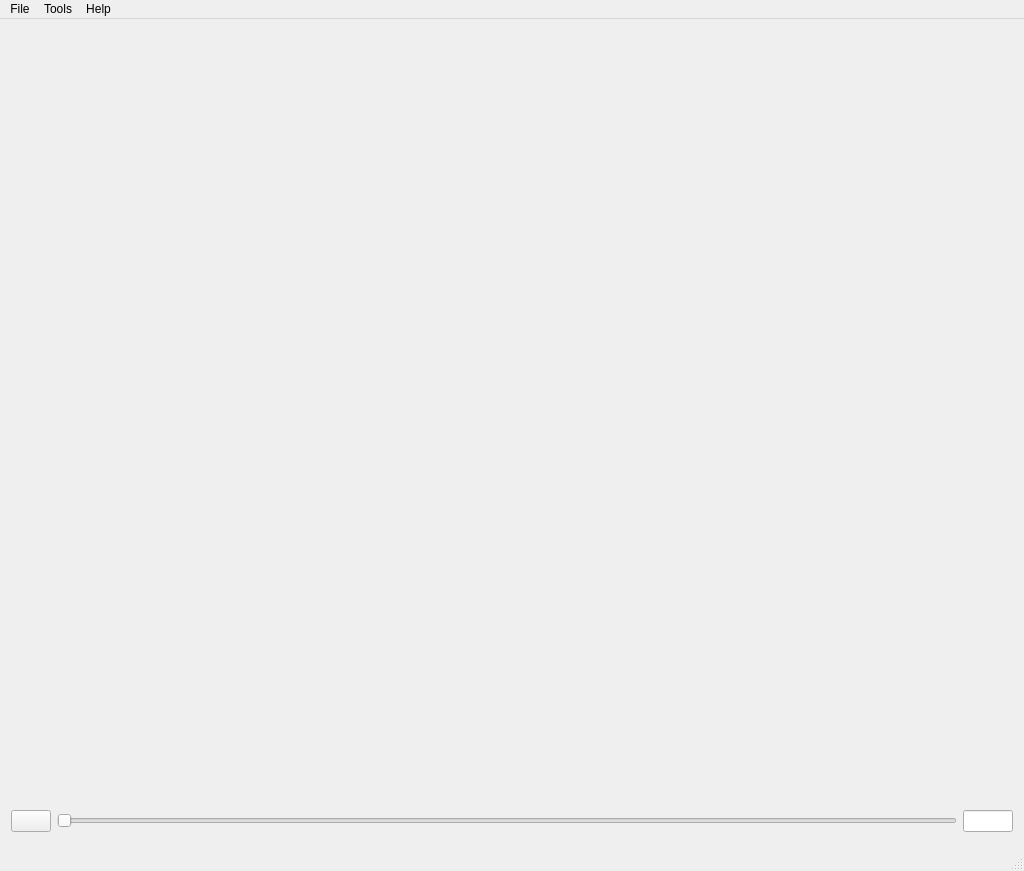
brunoroy/cloudshop, file gui/mainWindow.ui: the form before one commit.
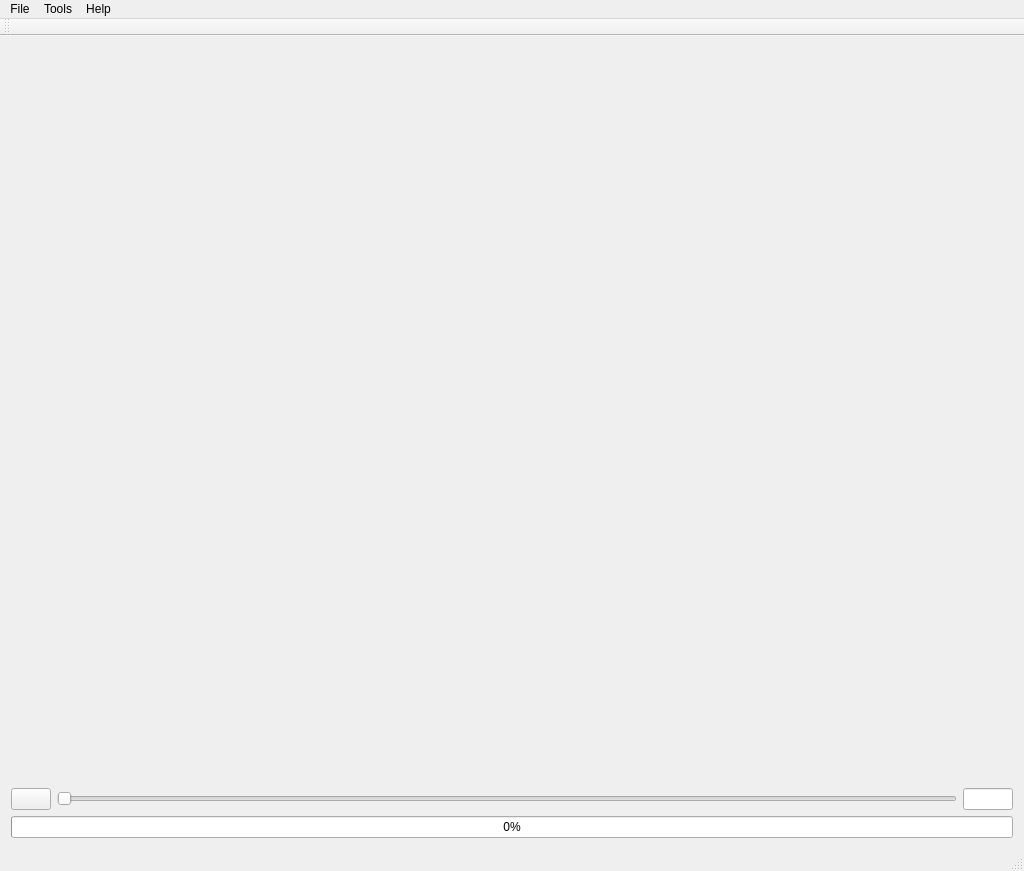
The form after the commit.

```diff
--- a/gui/mainWindow.ui
+++ b/gui/mainWindow.ui
@@ -27,6 +27,18 @@
     </item>
     <item row="2" column="0">
      <widget class="QWidget" name="widgetProgressBar" native="true">
+      <property name="sizePolicy">
+       <sizepolicy hsizetype="Preferred" vsizetype="Preferred">
+        <horstretch>0</horstretch>
+        <verstretch>0</verstretch>
+       </sizepolicy>
+      </property>
+      <property name="minimumSize">
+       <size>
+        <width>0</width>
+        <height>0</height>
+       </size>
+      </property>
       <layout class="QGridLayout" name="gridLayout_2">
        <property name="leftMargin">
         <number>0</number>
@@ -40,6 +52,13 @@
        <property name="bottomMargin">
         <number>0</number>
        </property>
+       <item row="0" column="0">
+        <widget class="QProgressBar" name="progressBar">
+         <property name="value">
+          <number>0</number>
+         </property>
+        </widget>
+       </item>
       </layout>
      </widget>
     </item>
@@ -154,6 +173,17 @@
    <addaction name="menuTools"/>
    <addaction name="menuAbout"/>
   </widget>
+  <widget class="QToolBar" name="toolBar">
+   <property name="windowTitle">
+    <string>toolBar</string>
+   </property>
+   <attribute name="toolBarArea">
+    <enum>TopToolBarArea</enum>
+   </attribute>
+   <attribute name="toolBarBreak">
+    <bool>false</bool>
+   </attribute>
+  </widget>
   <action name="actionQuit">
    <property name="text">
     <string>Quit</string>
```
Left out of the diff: 34 changed lines with no effect on the pictures.
